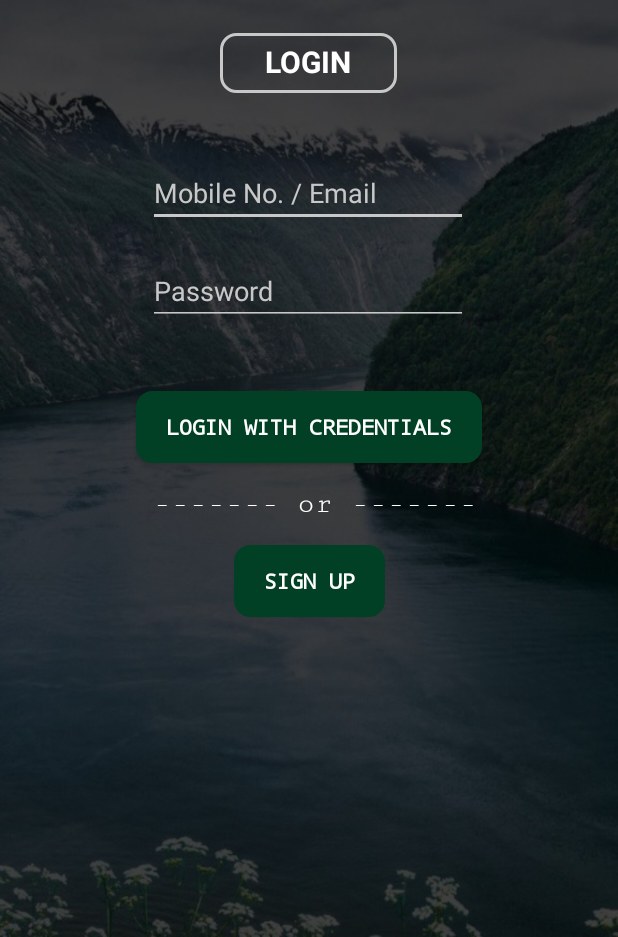
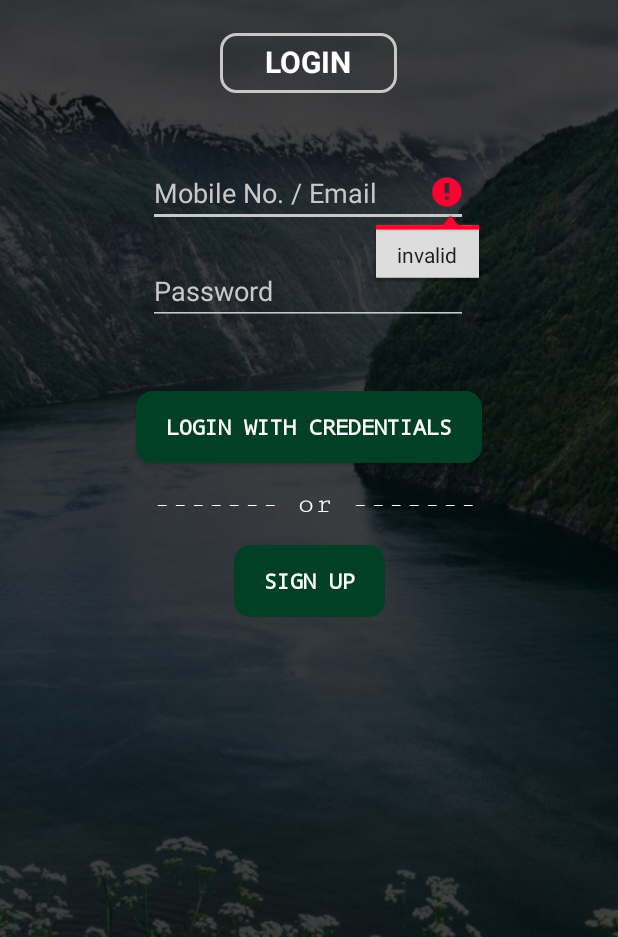
Before and after one commit to autumn-vibes/News_Application, an Android app: the screen it shows after launch (MainActivity), after a tap on "LOGIN WITH CREDENTIALS", on a phone screen of 412 x 824 dp, the part 299-1236 px from its top. Run offline under Robolectric (Android 15) with nearby library versions, the phone set to English and light mode, and no system bars.

Commit message:
Update MainActivity.java

```diff
--- a/app/src/main/java/com/example/intern_task/MainActivity.java
+++ b/app/src/main/java/com/example/intern_task/MainActivity.java
@@ -18,7 +18,22 @@ public class MainActivity extends AppCompatActivity {
         setContentView(R.layout.activity_main);
     }
 
+    public void sign_in(View view) {
+        // CHECK FOR MOBILE NUMBER
+        Integer mobile_check = 0;
+        final String regexStr = "^(?:(?:\\+|0{0,2})91(\\s*[\\-]\\s*)?|[0]?)?[789]\\d{9}$";
+        final EditText chmobno2 = (EditText)findViewById(R.id.main_email);
+        String mb=chmobno2.getText().toString();
+        System.out.println("helloji"+mb.length());
+        if( mb.matches(regexStr)){
+            mobile_check = 1;
+        }
+        else{
+            chmobno2.setError("invalid");
+        }
 
+
+    }
     public void sign_up(View view) {
         Intent intent = new Intent(this, SignupActivity.class);
         startActivity(intent);
```
